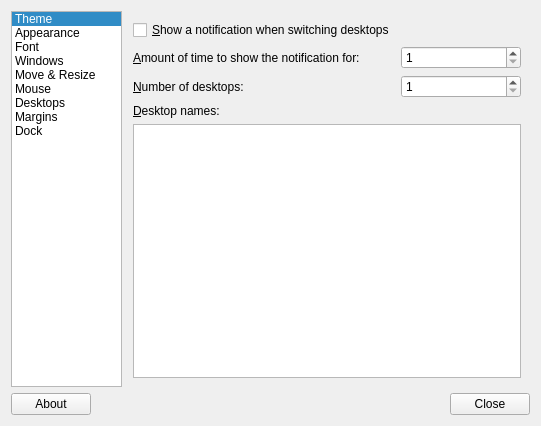
Above: src/obconf.ui from lxqt/obconf-qt before the change. Below: the same form after it.
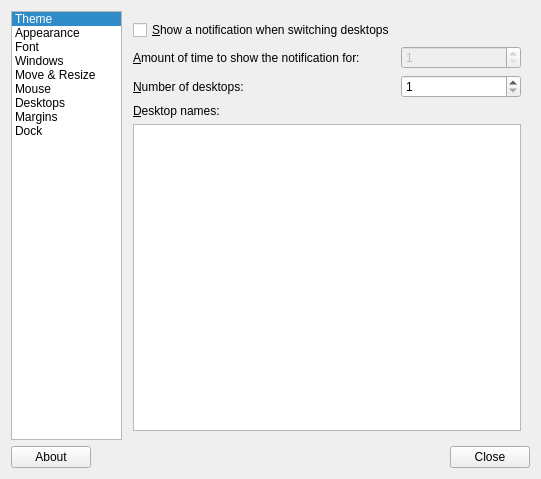
That is the form after the change. The open tabs and pages were chosen to show the change. Custom widgets are drawn as their Qt base class.

Commit message: Support changing the name of desktops.

Diff of the .ui file:
```diff
--- a/src/obconf.ui
+++ b/src/obconf.ui
@@ -7,7 +7,7 @@
     <x>0</x>
     <y>0</y>
     <width>541</width>
-    <height>399</height>
+    <height>479</height>
    </rect>
   </property>
   <property name="windowTitle">
@@ -851,6 +851,9 @@
          </item>
          <item row="1" column="1">
           <widget class="QSpinBox" name="desktop_popup_time">
+           <property name="enabled">
+            <bool>false</bool>
+           </property>
            <property name="minimum">
             <number>1</number>
            </property>
```
Left out of the diff: 28 changed lines with no effect on the pictures. The commit also changes 2 other files.
